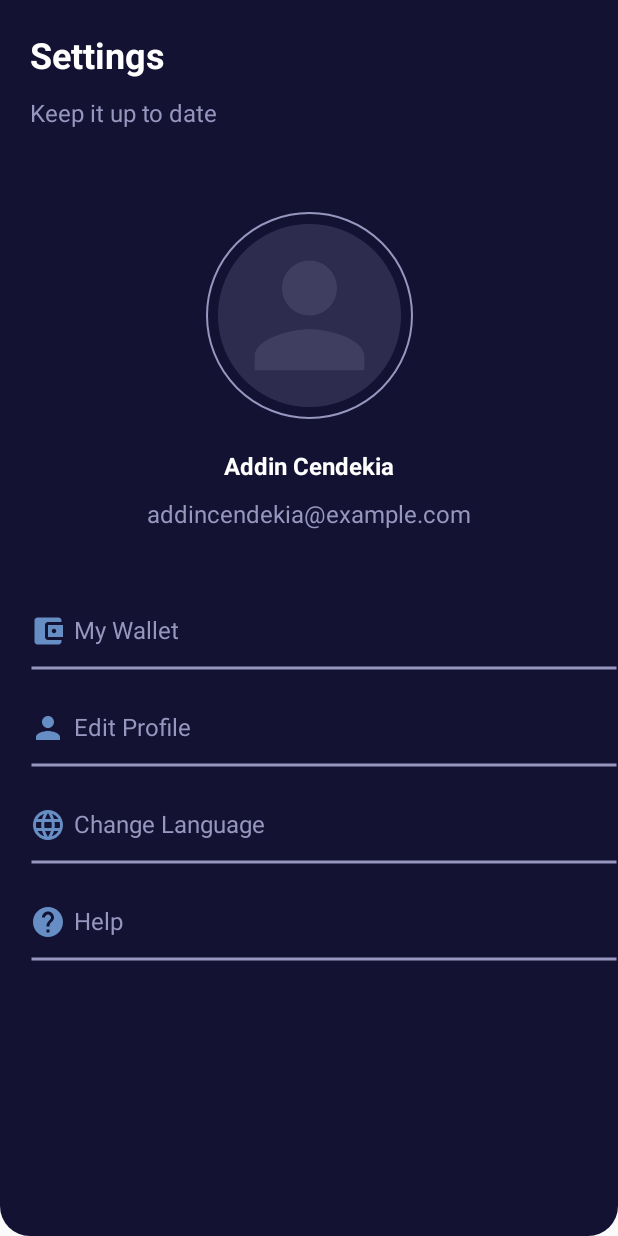
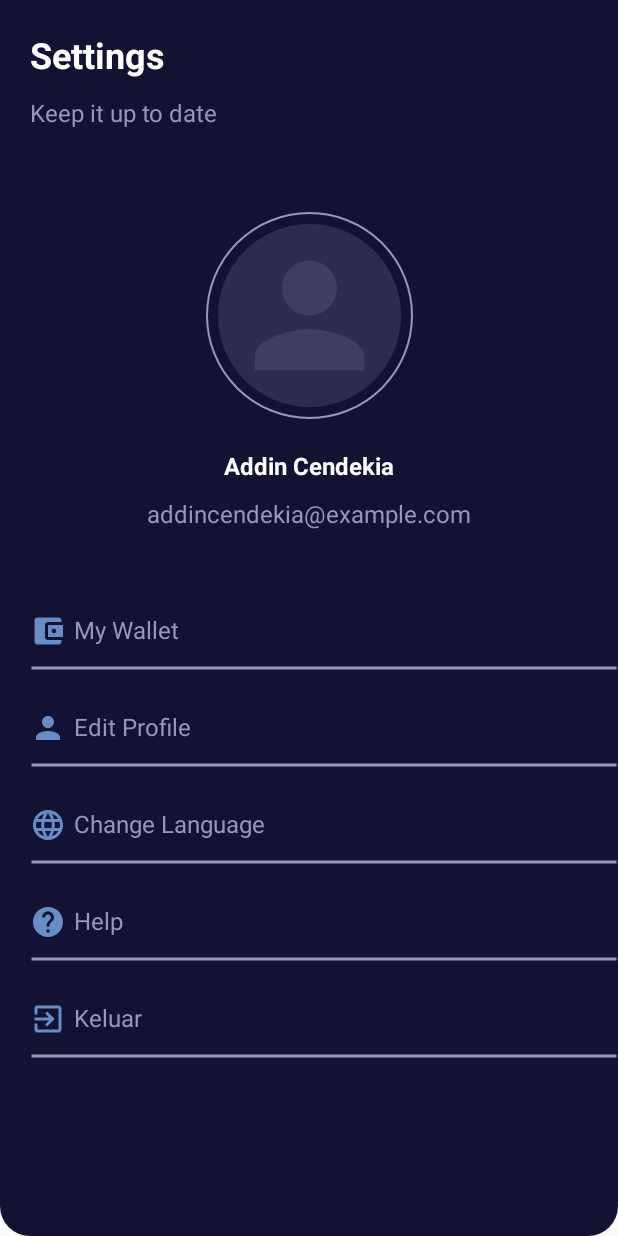
Before and after one commit to addincw/bwa-mov, an Android app: the layout fragment_profile.xml on its own in the app's theme, with its tools: preview values and no code run, on a phone screen of 412 x 824 dp. Run offline under Robolectric (Android 15) with nearby library versions, the phone set to English and light mode, and no system bars.

Commit message:
[wip] fix intent movie fragment, profile fragment

```diff
--- /dev/null
+++ b/app/src/main/res/drawable/ic_baseline_exit_to_app_accent_24.xml
@@ -0,0 +1,5 @@
+<vector android:height="24dp" android:tint="#668EC4"
+    android:viewportHeight="24" android:viewportWidth="24"
+    android:width="24dp" xmlns:android="http://schemas.android.com/apk/res/android">
+    <path android:fillColor="@android:color/white" android:pathData="M10.09,15.59L11.5,17l5,-5 -5,-5 -1.41,1.41L12.67,11H3v2h9.67l-2.58,2.59zM19,3H5c-1.11,0 -2,0.9 -2,2v4h2V5h14v14H5v-4H3v4c0,1.1 0.89,2 2,2h14c1.1,0 2,-0.9 2,-2V5c0,-1.1 -0.9,-2 -2,-2z"/>
+</vector>
--- a/app/src/main/res/layout/fragment_profile.xml
+++ b/app/src/main/res/layout/fragment_profile.xml
@@ -187,11 +187,36 @@
                 android:layout_height="5dp"
                 android:layout_marginStart="20dp"
                 android:layout_marginTop="10dp"
+                android:background="@drawable/line_accent"
+                app:layout_constraintEnd_toEndOf="parent"
+                app:layout_constraintStart_toStartOf="parent"
+                app:layout_constraintTop_toBottomOf="@+id/tv_profile_help" />
+
+        <TextView
+                android:id="@+id/tv_profile_signout"
+                android:layout_width="match_parent"
+                android:layout_height="wrap_content"
+                android:layout_marginStart="20dp"
+                android:layout_marginTop="25dp"
+                android:drawableStart="@drawable/ic_baseline_exit_to_app_accent_24"
+                android:drawablePadding="5dp"
+                android:text="@string/profile_signout"
+                android:textColor="@color/colorAppAccent"
+                android:textSize="16sp"
+                app:layout_constraintStart_toStartOf="parent"
+                app:layout_constraintTop_toBottomOf="@+id/divider4" />
+
+        <View
+                android:id="@+id/divider5"
+                android:layout_width="0dp"
+                android:layout_height="5dp"
+                android:layout_marginStart="20dp"
+                android:layout_marginTop="10dp"
                 android:layout_marginBottom="55dp"
                 android:background="@drawable/line_accent"
                 app:layout_constraintBottom_toBottomOf="parent"
                 app:layout_constraintEnd_toEndOf="parent"
                 app:layout_constraintStart_toStartOf="parent"
-                app:layout_constraintTop_toBottomOf="@+id/tv_profile_help" />
+                app:layout_constraintTop_toBottomOf="@+id/tv_profile_signout" />
     </androidx.constraintlayout.widget.ConstraintLayout>
     </androidx.core.widget.NestedScrollView>
--- a/app/src/main/res/values/strings.xml
+++ b/app/src/main/res/values/strings.xml
@@ -52,4 +52,5 @@
     <string name="edit_save">Simpan</string>
     <string name="wallet_amount_label">Saldo Tersedia</string>
     <string name="wallet_history">Daftar Transaksi</string>
+    <string name="profile_signout">Keluar</string>
 </resources>
```
Also changed, not shown: app/src/main/java/com/addincendekia/bwa_mov/ProfileActivity.kt (+35 -5 lines), app/src/main/java/com/addincendekia/bwa_mov/main/fragments/MovieFragment.kt (+5 -7 lines), app/src/main/java/com/addincendekia/bwa_mov/main/fragments/ProfileFragment.kt (+10 -0 lines), app/src/main/res/layout/activity_profile.xml (+1 -30 lines).
